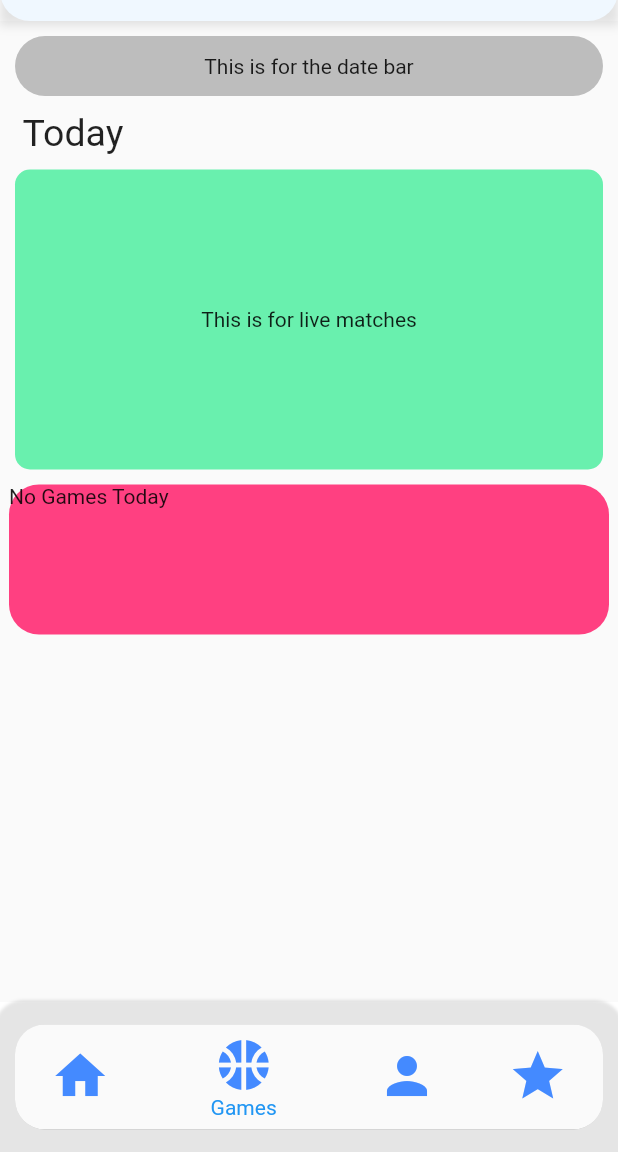
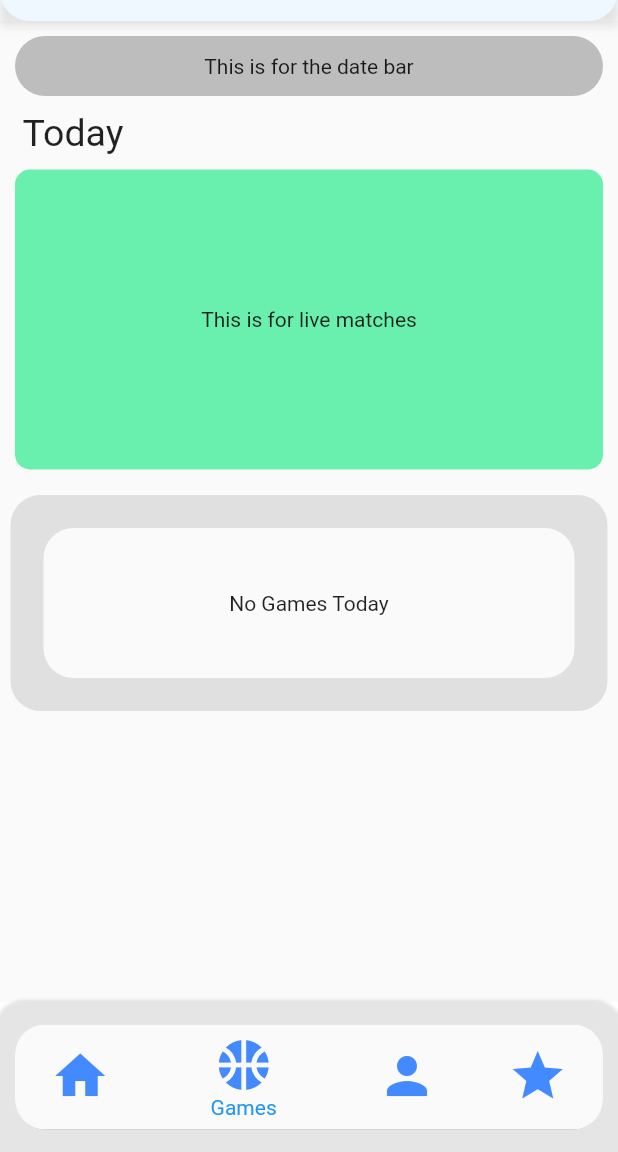
Before and after one commit to FriendlyBen/CourtSide2.0, a Flutter app: the screen it shows after launch, item 2 of the bottom bar chosen, on a phone screen of 412 x 824 dp, the part 84-1236 px from its top. Run offline on Flutter 3.47's test engine with Material 2 defaults, Android fonts, the light colour scheme and no system bars; our stand-ins replace flutter_bloc; network calls fail; Roboto replaces fonts that are missing (Raleway).

Commit message:
Update game container design. Need to work on date

```diff
--- a/lib/apiStore/getGames.dart
+++ b/lib/apiStore/getGames.dart
@@ -95,14 +95,17 @@ class NoGamesToday extends StatelessWidget {
   Widget build(BuildContext context) {
     return Column(
       children: [
-        Container(
-          height: 100,
-          width: 400,
-          decoration: BoxDecoration(
-            borderRadius: BorderRadius.circular(20),
-            color: Colors.pinkAccent,
+        Container( margin: const EdgeInsets.all(10), padding: const EdgeInsets.all(10),
+        decoration: BoxDecoration(borderRadius: BorderRadius.circular(20),color: Colors.grey[300]),
+          child: Container(
+            height: 100,
+            width: 400,
+            decoration: BoxDecoration(
+              borderRadius: BorderRadius.circular(20),
+              color: Colors.grey[50],
+            ),
+            child: const Center(child: Text('No Games Today')),
           ),
-          child: const Text('No Games Today'),
         ),
       ],
     );
--- a/lib/pages/games.dart
+++ b/lib/pages/games.dart
@@ -46,21 +46,13 @@ class GamesPage extends StatelessWidget {
                   ),
                 ),
               ),
-              Container(//margin: const EdgeInsets.all(10), padding: const EdgeInsets.all(10),color: Colors.black,//this is for scheduled / closed game
-                child: const GetGames(),
+              Container(decoration: BoxDecoration(borderRadius: BorderRadius.circular(20), color:Colors.grey[300]),
+                margin: const EdgeInsets.all(7),
+                padding: const EdgeInsets.all(2),
+                child: SingleChildScrollView(
+                  child: GetGames(),
+                ),
               ),
-              // Container(
-              //   decoration: BoxDecoration(
-              //     borderRadius: BorderRadius.circular(10),
-              //     color: Colors.grey.withOpacity(0.6),
-              //   ),
-              //   margin: const EdgeInsets.all(10),
-              //   width: 500,
-              //   height: 100,
-              //   child: const Center(
-              //     child: Text("This is for scheduled match"),
-              //   ),
-              // ),
             ],
           ),
         ),
--- a/lib/widgets/NavBar.dart
+++ b/lib/widgets/NavBar.dart
@@ -1,3 +1,5 @@
+// ignore_for_file: non_constant_identifier_names
+
 import 'package:courtside_version_2/pages/homepage.dart';
 import 'package:courtside_version_2/pages/games.dart';
 import 'package:courtside_version_2/pages/favourites.dart';
@@ -21,9 +23,8 @@ class BottomNavBar extends StatefulWidget {
 }
 
 class _BottomNavBarState extends State<BottomNavBar> {
-  int _selectedIndex = 0;
 
-  final List<Widget> _pages = [HomePage(), GamesPage(), FavouritesPage(), PlayersPage(),];
+  static const List<Widget> _pages = [HomePage(), GamesPage(), FavouritesPage(), PlayersPage(),];
 
   Widget _currentPage = HomePage();
 
@@ -67,16 +68,6 @@ class _BottomNavBarState extends State<BottomNavBar> {
     ),
   ];
 
-  void _onItemTapped(int index) {
-    setState(() {
-      print('Tapped: ${index}');
-      _selectedIndex = index;
-      _currentPage = _pages[index];
-    });
-
-    // Navigator.of(context).push(MaterialPageRoute(builder: (context)=> _currentPage));
-  }
-
   @override
   Widget build(BuildContext context) {
     final bottomNavBarCubit = context.watch<BottomNavBarCubit>();
```
Also changed, not shown: lib/widgets/gameContainer.dart (+75 -25 lines).
